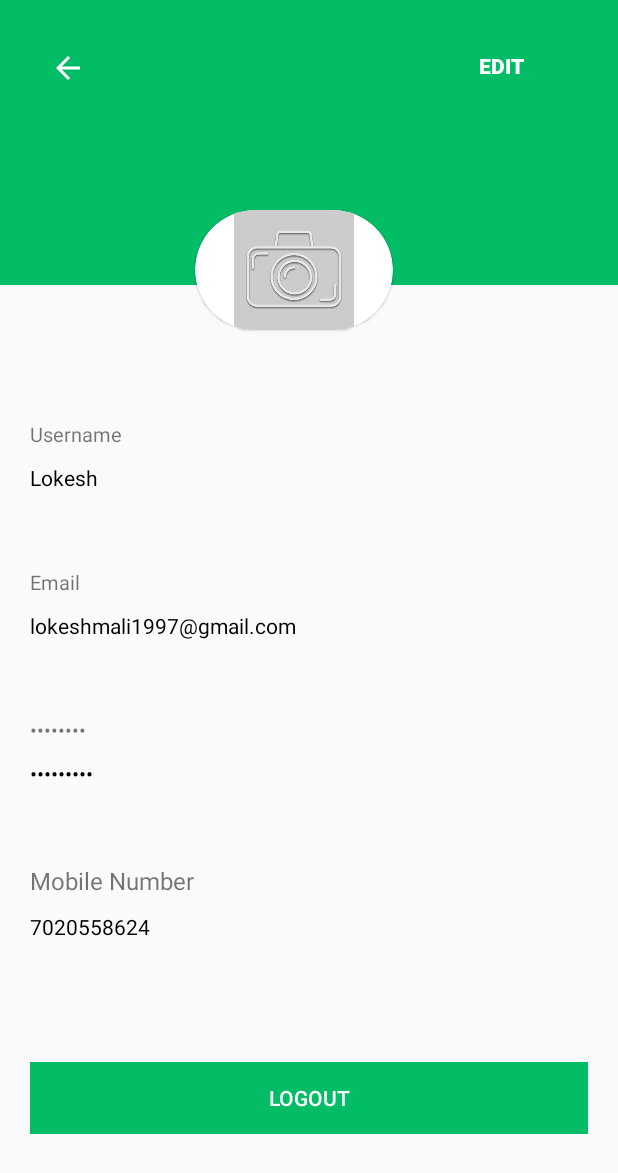
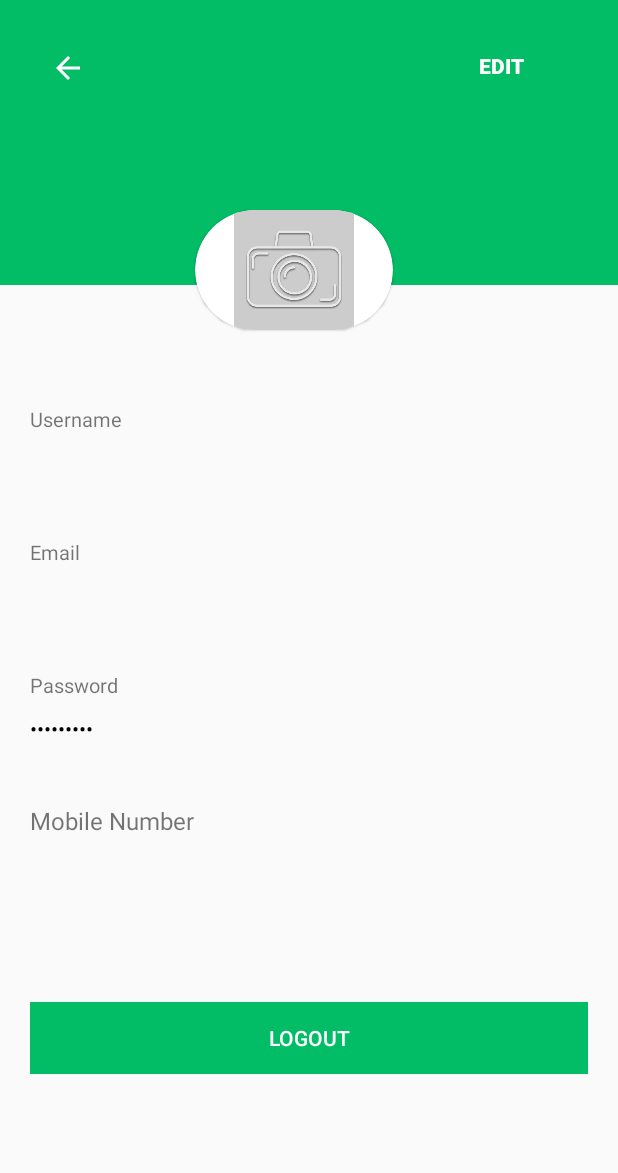
Before and after one commit to lokeshmali1997/ApnaEvent2, an Android app: the UserfullProfile screen opened directly, with no data from a screen before it, on a phone screen of 412 x 824 dp. Shown: the top 1173 px of the screen. Run offline under Robolectric (Android 15) with nearby library versions, the phone set to English and light mode, and no system bars; our stand-ins replace Firebase (no records; nobody signed in at launch, a user with empty details on screens opened directly); 8 statements that could not run were skipped.

Commit message:
home commit

```diff
--- a/app/src/main/AndroidManifest.xml
+++ b/app/src/main/AndroidManifest.xml
@@ -11,6 +11,8 @@
         android:roundIcon="@mipmap/ic_launcher_round"
         android:supportsRtl="true"
         android:theme="@style/AppTheme">
+
+        <activity android:name=".MyOrder"/>
         <activity android:name=".ForgotPassword" />
         <activity android:name=".UserfullProfile" />
         <activity android:name=".VendorFullProfile" />
--- a/app/src/main/java/com/example/apnaevent2/VendorBooking.java
+++ b/app/src/main/java/com/example/apnaevent2/VendorBooking.java
@@ -34,7 +34,7 @@ public class VendorBooking extends AppCompatActivity {
 
 
 
-/*
+
 
         fromDateET.setInputType(InputType.TYPE_NULL);
         fromDateET.setOnClickListener(new View.OnClickListener() {
@@ -57,7 +57,7 @@ public class VendorBooking extends AppCompatActivity {
         });
 
 
-*/
+
     }
 
 
--- a/app/src/main/res/layout/activity_login.xml
+++ b/app/src/main/res/layout/activity_login.xml
@@ -97,6 +97,7 @@
                             android:layout_height="wrap_content"
                             android:padding="8dp"
                             android:hint="Enter Password"
+                            android:inputType="textPassword"
                             android:id="@+id/etPassword"
                             android:backgroundTint="@color/colorPrimary"
                             />
--- a/app/src/main/res/layout/activity_sign_up.xml
+++ b/app/src/main/res/layout/activity_sign_up.xml
@@ -82,6 +82,7 @@
                             android:layout_height="wrap_content"
                             android:backgroundTint="@color/colorPrimary"
                             android:hint="Enter name"
+                            android:inputType="text"
                             android:padding="8dp" />
 
                         <TextView
@@ -99,6 +100,7 @@
                             android:layout_height="wrap_content"
                             android:backgroundTint="@color/colorPrimary"
                             android:hint="Enter Email"
+                            android:inputType="textEmailAddress"
                             android:padding="8dp" />
                          <TextView
                              android:layout_width="match_parent"
@@ -131,6 +133,7 @@
                             android:layout_height="wrap_content"
                             android:backgroundTint="@color/colorPrimary"
                             android:hint="Enter Number"
+                            android:inputType="number"
                             android:padding="8dp" />
 
                         <Button
--- a/app/src/main/res/layout/activity_userfull_profile.xml
+++ b/app/src/main/res/layout/activity_userfull_profile.xml
@@ -246,7 +246,7 @@
                     android:layout_width="match_parent"
                     android:layout_height="wrap_content"
                     android:text="Username"
-                    android:layout_marginTop="30dp"
+                    android:layout_marginTop="20dp"
 
                     android:textSize="13sp"
                     />
@@ -257,7 +257,7 @@
                     android:layout_width="match_parent"
                     android:layout_height="wrap_content"
                     android:layout_marginTop="10dp"
-                    android:text="Lokesh "
+                    android:text=" "
                     android:textSize="14dp"
                     android:textColor="@color/black"
                     />
@@ -274,7 +274,7 @@
                 <TextView
                     android:layout_width="match_parent"
                     android:layout_height="wrap_content"
-                    android:layout_marginTop="10dp"
+                    android:layout_marginTop="0dp"
                     android:text="Email"
                     android:textSize="13sp" />
 
@@ -284,7 +284,7 @@
                     android:layout_width="match_parent"
                     android:layout_height="wrap_content"
                     android:layout_marginTop="10dp"
-                    android:text="lokeshmali1997@gmail.com "
+                    android:text=" "
                     android:textSize="14sp"
                     android:textColor="@color/black"
                     />
@@ -303,8 +303,7 @@
                     android:layout_width="match_parent"
                     android:layout_height="wrap_content"
                     android:text="Password"
-                    android:inputType="textPassword"
-                    android:layout_marginTop="10dp"
+                    android:layout_marginTop="0dp"
                     android:textSize="13sp"
                     />
 
@@ -326,13 +325,14 @@
                     android:layout_height="wrap_content"
                     android:backgroundTint="@color/colorPrimary"
                     android:hint="Enter Password"
+                    android:inputType="textPassword"
                     android:padding="8dp"
                     android:visibility="invisible"/>
                 <TextView
                     android:layout_width="match_parent"
                     android:layout_height="wrap_content"
                     android:text="Mobile Number"
-                    android:layout_marginTop="10dp"
+                    android:layout_marginTop="0dp"
                     android:textSize="16sp"
                     />
 
@@ -341,7 +341,7 @@
                     android:layout_width="match_parent"
                     android:layout_height="wrap_content"
                     android:layout_marginTop="10dp"
-                    android:text="7020558624 "
+                    android:text=""
                     android:textSize="14dp"
                     android:textColor="@color/black"
                     />
--- a/app/src/main/res/layout/fragment_profile.xml
+++ b/app/src/main/res/layout/fragment_profile.xml
@@ -48,7 +48,7 @@
                 android:layout_height="wrap_content"
                 android:textStyle="bold"
                 android:fontFamily="sans-serif-light"
-                android:text="Lokesh"
+                android:text=""
                 android:textSize="16dp"
                 android:id="@+id/txtUser"
                 android:layout_marginTop="50dp"/>
@@ -59,7 +59,7 @@
                 android:textStyle="bold"
                 android:layout_marginTop="5dp"
                 android:id="@+id/txtMob"
-                android:text="7020558624"
+                android:text=""
                 android:textSize="14dp"/>
 
         </LinearLayout>
```
Also changed, not shown: app/src/main/java/com/example/apnaevent2/FragmentProfile.java (+32 -14 lines).
